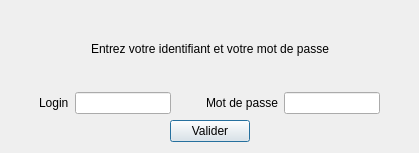
Old version of the form connexion.ui in the repository hugo05000/BackOffice-NewWorld.
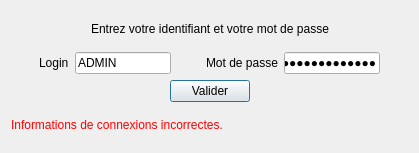
New version of the form.

```diff
--- a/connexion.ui
+++ b/connexion.ui
@@ -77,7 +77,11 @@
       </widget>
      </item>
      <item>
-      <widget class="QLineEdit" name="lineEdit_login"/>
+      <widget class="QLineEdit" name="lineEdit_login">
+       <property name="text">
+        <string>ADMIN</string>
+       </property>
+      </widget>
      </item>
      <item>
       <spacer name="horizontalSpacer">
@@ -100,7 +104,14 @@
       </widget>
      </item>
      <item>
-      <widget class="QLineEdit" name="lineEdit_mdp"/>
+      <widget class="QLineEdit" name="lineEdit_mdp">
+       <property name="text">
+        <string>XITgfUibs1456</string>
+       </property>
+       <property name="echoMode">
+        <enum>QLineEdit::Password</enum>
+       </property>
+      </widget>
      </item>
      <item>
       <spacer name="horizontalSpacer_8">
@@ -154,6 +165,16 @@
      </item>
     </layout>
    </item>
+   <item>
+    <widget class="QLabel" name="label_motDePasseIncorrect">
+     <property name="styleSheet">
+      <string notr="true">color:red;</string>
+     </property>
+     <property name="text">
+      <string>Informations de connexions incorrectes.</string>
+     </property>
+    </widget>
+   </item>
   </layout>
  </widget>
  <resources/>
```
